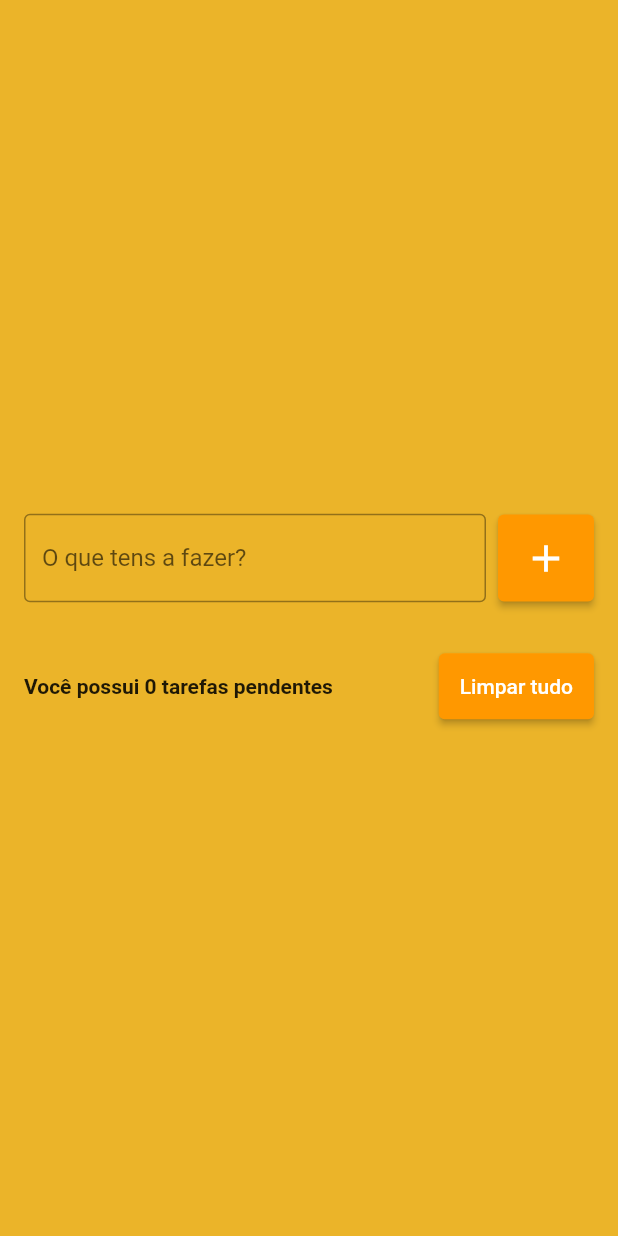
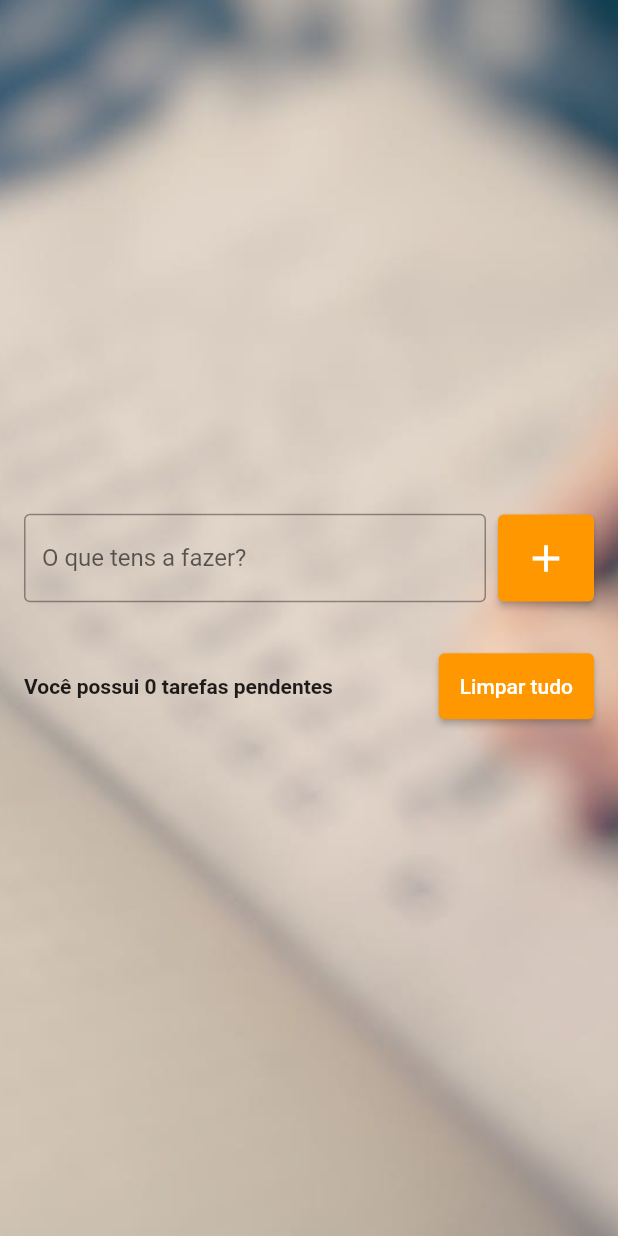
Before and after one commit to VivianeSouza923/todo_list, a Flutter app: the screen it shows after launch, on a phone screen of 412 x 824 dp. Run offline on Flutter 3.47's test engine with Material 2 defaults, Android fonts, the phone set to English and light mode, and no system bars; our stand-ins replace flutter_slidable.

Commit message:
today's work

```diff
--- a/lib/main.dart
+++ b/lib/main.dart
@@ -14,7 +14,7 @@ class MyApp extends StatelessWidget {
   @override
   Widget build(BuildContext context) {
     // o MaterialApp é o widget principal do nosso app, traz navegação, temas, localização, traduções etc. Ele faz muitas coisas importantes.
-    return MaterialApp(
+    return const MaterialApp(
       debugShowCheckedModeBanner: false,
       // o home especifica a tela inicial do nosso app
       // ele espera também um widget, pois telas também são widgets
--- a/lib/pages/todo_list_page.dart
+++ b/lib/pages/todo_list_page.dart
@@ -4,7 +4,7 @@ import 'package:todo_list/models/todo.dart';
 
 // eu ainda não tenho nenhum estado, nada, então estou começando com Stateless, não Statefull
 class TodoListPage extends StatefulWidget {
-  TodoListPage({super.key});
+  const TodoListPage({super.key});
 
   @override
   State<TodoListPage> createState() => _TodoListPageState();
@@ -22,8 +22,18 @@ class _TodoListPageState extends State<TodoListPage> {
     // base de todas ou praticamente todas as telas
     return SafeArea(
       child: Scaffold(
-        backgroundColor: Color.fromARGB(255, 235, 180, 41),
-        body: Center(
+        backgroundColor: Colors.greenAccent,
+        body: Container(
+        decoration: const BoxDecoration(
+          image: DecorationImage(
+            image: AssetImage('assets/images/fundo1.jpg'),
+            fit: BoxFit.cover,
+            //colorFilter: ColorFilter.linearToSrgbGamma(),
+          ),
+        ),
+
+
+        child: Center(
           child: Padding(
             padding: const EdgeInsets.all(16.0),
             child: Column(
@@ -164,6 +174,7 @@ class _TodoListPageState extends State<TodoListPage> {
           ),
         ),
       ),
+    ),
     );
   }
 }
--- a/pubspec.yaml
+++ b/pubspec.yaml
@@ -62,8 +62,8 @@ flutter:
   uses-material-design: true
 
   # To add assets to your application, add an assets section, like this:
-  # assets:
-  #   - images/a_dot_burr.jpeg
+  assets:
+    - assets/images/fundo1.jpg
   #   - images/a_dot_ham.jpeg
 
   # An image asset can refer to one or more resolution-specific "variants", see
```
Also changed, not shown: assets/images/fundo.jpg (added), assets/images/fundo1.jpg (added).
